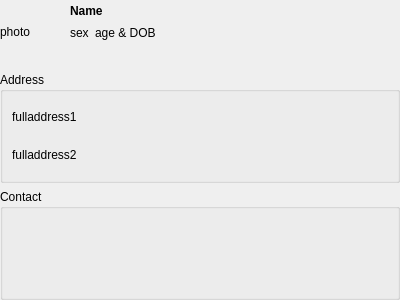
First picture: the form in plugins/patientbaseplugin/identityviewer.ui, repository FreeHealth/freehealth, before the edit.
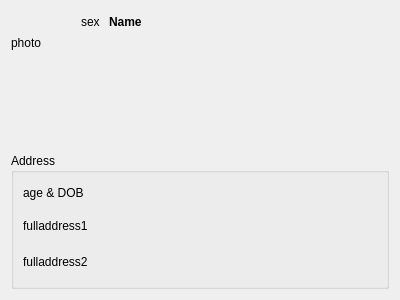
Second picture: the form after the edit. Custom widgets are drawn as their Qt base class.

Commit message: improving identity viewer, using the utils datetime delegate, using detailswidget

What changed in the file:
```diff
--- a/plugins/patientbaseplugin/identityviewer.ui
+++ b/plugins/patientbaseplugin/identityviewer.ui
@@ -13,16 +13,86 @@
   <property name="windowTitle">
    <string>Form</string>
   </property>
-  <layout class="QVBoxLayout" name="verticalLayout_3">
-   <property name="margin">
-    <number>0</number>
-   </property>
-   <item>
+  <layout class="QGridLayout" name="gridLayout">
+   <item row="2" column="0">
+    <widget class="QGroupBox" name="groupBoxAddress">
+     <property name="title">
+      <string>Address</string>
+     </property>
+     <layout class="QVBoxLayout" name="verticalLayout">
+      <item>
+       <widget class="QLabel" name="ageDOB">
+        <property name="sizePolicy">
+         <sizepolicy hsizetype="Expanding" vsizetype="Minimum">
+          <horstretch>0</horstretch>
+          <verstretch>0</verstretch>
+         </sizepolicy>
+        </property>
+        <property name="maximumSize">
+         <size>
+          <width>16777215</width>
+          <height>22</height>
+         </size>
+        </property>
+        <property name="text">
+         <string>age &amp; DOB</string>
+        </property>
+       </widget>
+      </item>
+      <item>
+       <widget class="QLabel" name="fullAdress1">
+        <property name="text">
+         <string>fulladdress1</string>
+        </property>
+       </widget>
+      </item>
+      <item>
+       <widget class="QLabel" name="fullAdress2">
+        <property name="text">
+         <string>fulladdress2</string>
+        </property>
+       </widget>
+      </item>
+     </layout>
+    </widget>
+   </item>
+   <item row="0" column="0">
     <layout class="QGridLayout" name="gridLayout_2">
      <property name="verticalSpacing">
       <number>0</number>
      </property>
-     <item row="0" column="0" rowspan="3">
+     <item row="0" column="2" colspan="2">
+      <widget class="QLabel" name="name">
+       <property name="sizePolicy">
+        <sizepolicy hsizetype="Expanding" vsizetype="Minimum">
+         <horstretch>0</horstretch>
+         <verstretch>0</verstretch>
+        </sizepolicy>
+       </property>
+       <property name="minimumSize">
+        <size>
+         <width>50</width>
+         <height>20</height>
+        </size>
+       </property>
+       <property name="maximumSize">
+        <size>
+         <width>16777215</width>
+         <height>22</height>
+        </size>
+       </property>
+       <property name="font">
+        <font>
+         <weight>75</weight>
+         <bold>true</bold>
+        </font>
+       </property>
+       <property name="text">
+        <string>Name</string>
+       </property>
+      </widget>
+     </item>
+     <item row="0" column="0" rowspan="4">
       <layout class="QVBoxLayout" name="verticalLayout_2">
        <item>
         <widget class="QLabel" name="photoLabel">
@@ -58,38 +128,7 @@
        </item>
       </layout>
      </item>
-     <item row="0" column="1" colspan="2">
-      <widget class="QLabel" name="name">
-       <property name="sizePolicy">
-        <sizepolicy hsizetype="Expanding" vsizetype="Minimum">
-         <horstretch>0</horstretch>
-         <verstretch>0</verstretch>
-        </sizepolicy>
-       </property>
-       <property name="minimumSize">
-        <size>
-         <width>50</width>
-         <height>20</height>
-        </size>
-       </property>
-       <property name="maximumSize">
-        <size>
-         <width>16777215</width>
-         <height>22</height>
-        </size>
-       </property>
-       <property name="font">
-        <font>
-         <weight>75</weight>
-         <bold>true</bold>
-        </font>
-       </property>
-       <property name="text">
-        <string>Name</string>
-       </property>
-      </widget>
-     </item>
-     <item row="1" column="1">
+     <item row="0" column="1">
       <widget class="QLabel" name="sex">
        <property name="sizePolicy">
         <sizepolicy hsizetype="Preferred" vsizetype="Minimum">
@@ -99,7 +138,7 @@
        </property>
        <property name="maximumSize">
         <size>
-         <width>16777215</width>
+         <width>22</width>
          <height>22</height>
         </size>
        </property>
@@ -108,27 +147,8 @@
        </property>
       </widget>
      </item>
-     <item row="1" column="2">
-      <widget class="QLabel" name="ageDOB">
-       <property name="sizePolicy">
-        <sizepolicy hsizetype="Expanding" vsizetype="Minimum">
-         <horstretch>0</horstretch>
-         <verstretch>0</verstretch>
-        </sizepolicy>
-       </property>
-       <property name="maximumSize">
-        <size>
-         <width>16777215</width>
-         <height>22</height>
-        </size>
-       </property>
-       <property name="text">
-        <string>age &amp; DOB</string>
-       </property>
-      </widget>
-     </item>
-     <item row="2" column="1" colspan="2">
-      <widget class="QLabel" name="label">
+     <item row="3" column="2" colspan="2">
+      <widget class="QLabel" name="address">
        <property name="sizePolicy">
         <sizepolicy hsizetype="Preferred" vsizetype="Minimum">
          <horstretch>0</horstretch>
@@ -146,40 +166,32 @@
        </property>
       </widget>
      </item>
+     <item row="2" column="1" colspan="3">
+      <widget class="Utils::DetailsWidget" name="addressDetails" native="true"/>
+     </item>
+     <item row="1" column="1" colspan="3">
+      <widget class="Utils::DetailsWidget" name="ageDetails" native="true">
+       <property name="maximumSize">
+        <size>
+         <width>16777215</width>
+         <height>16777215</height>
+        </size>
+       </property>
+       <zorder>addressDetails</zorder>
+      </widget>
+     </item>
     </layout>
    </item>
-   <item>
-    <widget class="QGroupBox" name="groupBoxAddress">
-     <property name="title">
-      <string>Address</string>
-     </property>
-     <layout class="QVBoxLayout" name="verticalLayout">
-      <item>
-       <widget class="QLabel" name="fullAdress1">
-        <property name="text">
-         <string>fulladdress1</string>
-        </property>
-       </widget>
-      </item>
-      <item>
-       <widget class="QLabel" name="fullAdress2">
-        <property name="text">
-         <string>fulladdress2</string>
-        </property>
-       </widget>
-      </item>
-     </layout>
-    </widget>
-   </item>
-   <item>
-    <widget class="QGroupBox" name="groupBoxContact">
-     <property name="title">
-      <string>Contact</string>
-     </property>
-    </widget>
-   </item>
   </layout>
  </widget>
+ <customwidgets>
+  <customwidget>
+   <class>Utils::DetailsWidget</class>
+   <extends>QWidget</extends>
+   <header location="global">utils/widgets/detailswidget.h</header>
+   <container>1</container>
+  </customwidget>
+ </customwidgets>
  <resources/>
  <connections/>
 </ui>
```
The commit also changes 3 other files.
